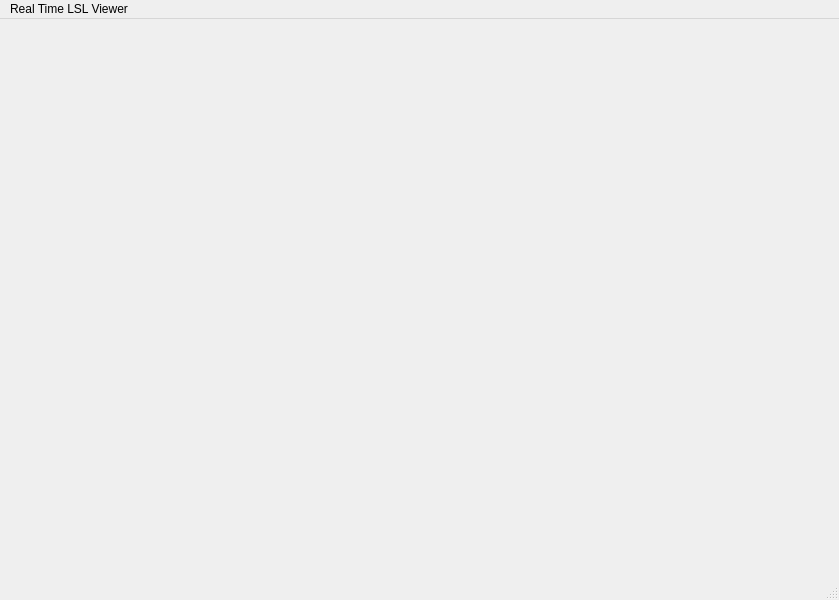
The window that plotting/Qt_LSL_Plotting/mainwindow.ui (es-ude/denspp.online) describes before a commit, drawn with Qt 5.
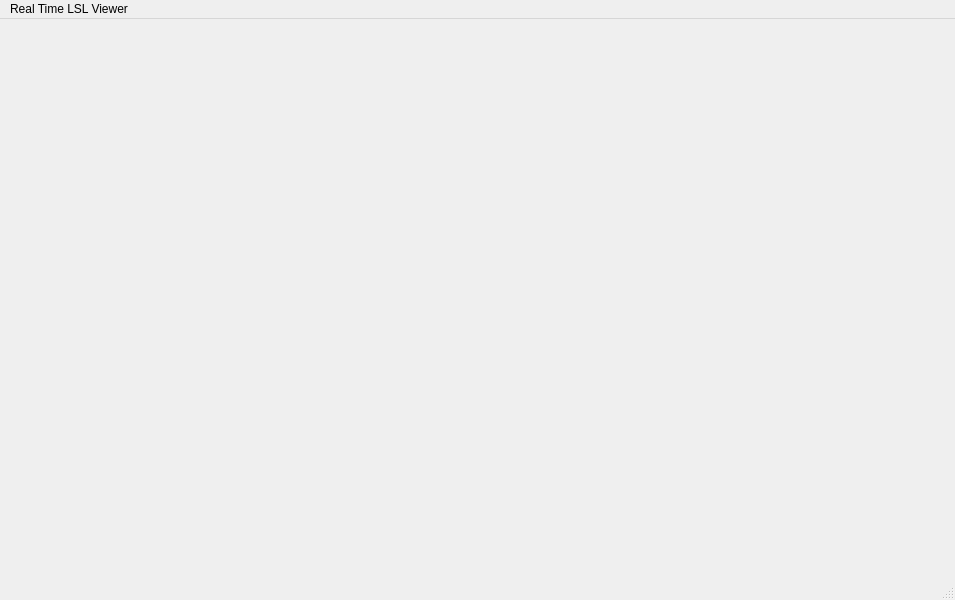
The same window after the commit.

Commit message: reatime plots of detected spikes & fixed waveform bug in processing

What changed in the file:
```diff
--- a/plotting/Qt_LSL_Plotting/mainwindow.ui
+++ b/plotting/Qt_LSL_Plotting/mainwindow.ui
@@ -6,7 +6,7 @@
    <rect>
     <x>0</x>
     <y>0</y>
-    <width>839</width>
+    <width>955</width>
     <height>600</height>
    </rect>
   </property>
@@ -20,20 +20,17 @@
    <string>MainWindow</string>
   </property>
   <widget class="QWidget" name="centralwidget">
-   <layout class="QVBoxLayout" name="vertical">
-    <property name="topMargin">
-     <number>2</number>
-    </property>
-    <item>
-     <widget class="QFrame" name="customPlot">
-      <layout class="QGridLayout" name="gridLayout"/>
-     </widget>
-    </item>
-    <item>
+   <layout class="QGridLayout" name="gridLayout_3">
+    <item row="0" column="0">
      <widget class="QFrame" name="spike_waves">
       <layout class="QGridLayout" name="gridLayout_2"/>
      </widget>
     </item>
+    <item row="0" column="1">
+     <widget class="QFrame" name="customPlot">
+      <layout class="QGridLayout" name="gridLayout"/>
+     </widget>
+    </item>
    </layout>
   </widget>
   <widget class="QMenuBar" name="menubar">
@@ -41,7 +38,7 @@
     <rect>
      <x>0</x>
      <y>0</y>
-     <width>839</width>
+     <width>955</width>
      <height>22</height>
     </rect>
    </property>
```
The commit also changes 4 other files.
